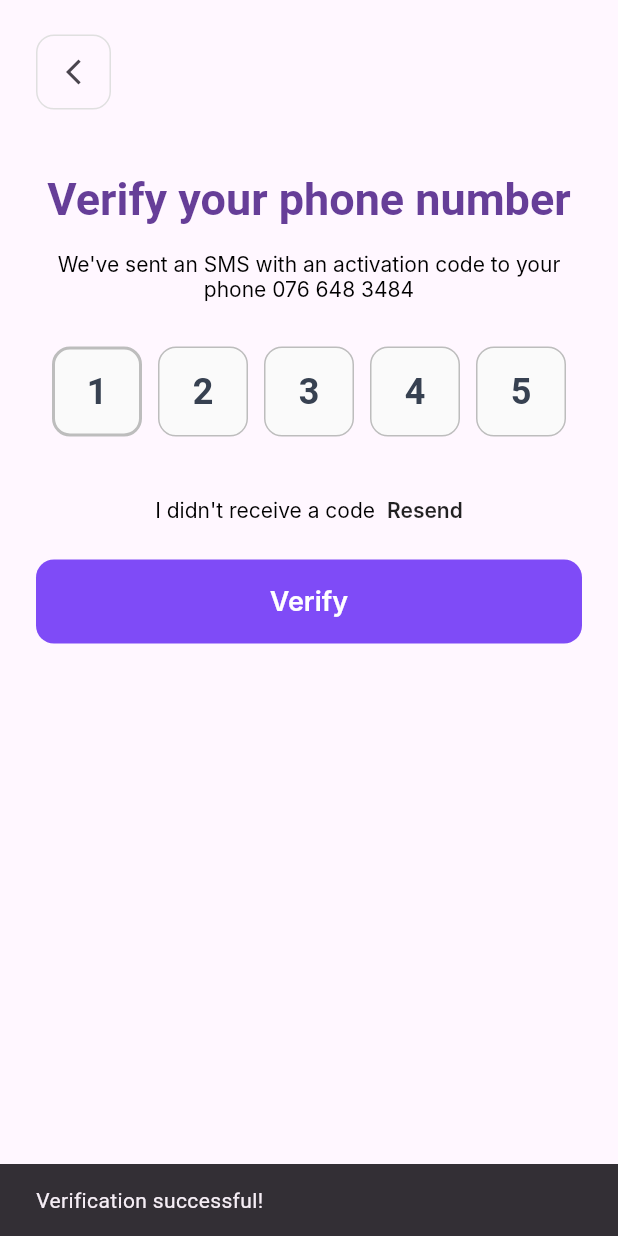
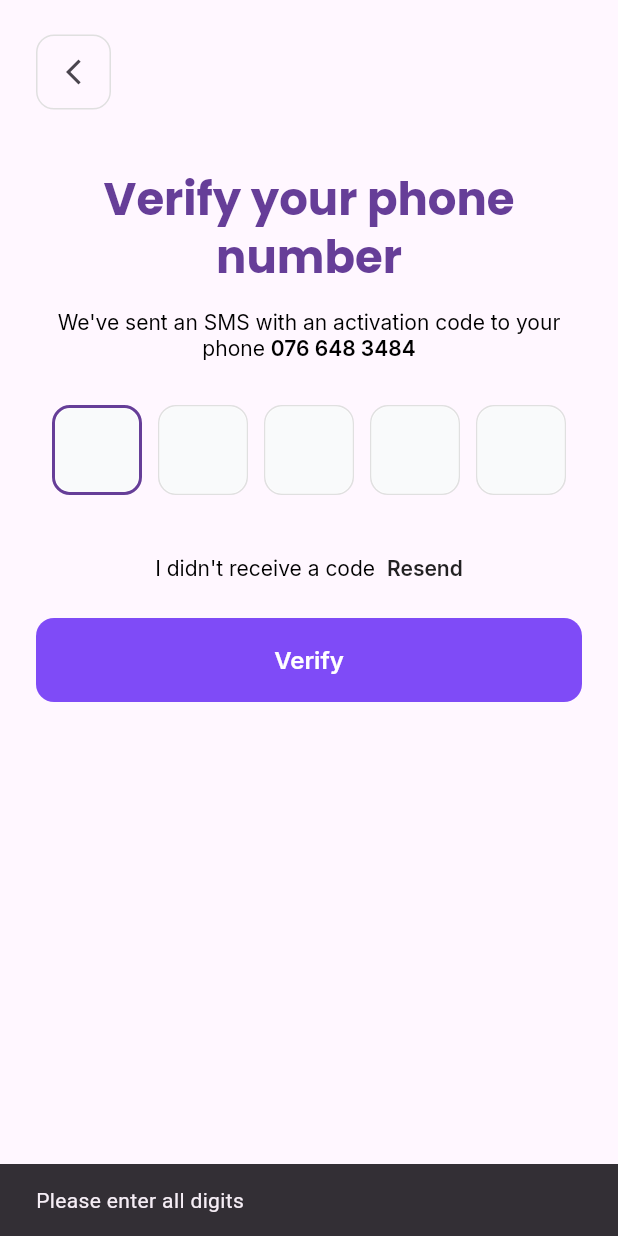
Before and after one commit to Himashirathnayake1/Korean-master, a Flutter app: the VerificationScreen screen opened by its route, after a tap on "Verify", on a phone screen of 412 x 824 dp. Run offline on Flutter 3.47's test engine with Material 3 defaults, Android fonts, the phone set to English and light mode, and no system bars; our stand-ins replace flutter_svg, google_fonts.

Commit message:
proper text style and verification page

```diff
--- a/lib/screens/verification_screen.dart
+++ b/lib/screens/verification_screen.dart
@@ -13,32 +13,28 @@ class VerificationScreen extends StatefulWidget {
 }
 
 class _VerificationScreenState extends State<VerificationScreen> {
-  final List<String> _otpDigits = ['1', '2', '3', '4', '5'];
+  final List<String> _otpDigits = ['', '', '', '', ''];
+  final List<TextEditingController> _controllers = List.generate(
+    5,
+    (index) => TextEditingController(),
+  );
   int _currentDigitIndex = 0;
 
-
-  void _onKeypadDigitPressed(String digit) {
-    if (_currentDigitIndex < _otpDigits.length) {
-      setState(() {
-        _otpDigits[_currentDigitIndex] = digit;
-        _currentDigitIndex++;
-      });
+  @override
+  void dispose() {
+    for (var controller in _controllers) {
+      controller.dispose();
     }
+    super.dispose();
   }
 
-  void _onDeletePressed() {
-    if (_currentDigitIndex > 0) {
-      setState(() {
-        _currentDigitIndex--;
-        _otpDigits[_currentDigitIndex] = '';
-      });
-    }
-  }
+  void _verifyOtp() {
+    // Collect all entered digits
+    final enteredOtp =
+        _controllers.map((controller) => controller.text).toList();
 
-
-  void _verifyOtp() {
     // Check if all digits are filled
-    if (!_otpDigits.contains('')) {
+    if (!enteredOtp.contains('')) {
       ScaffoldMessenger.of(
         context,
       ).showSnackBar(const SnackBar(content: Text('Verification successful!')));
@@ -84,7 +80,7 @@ class _VerificationScreenState extends State<VerificationScreen> {
               const SizedBox(height: 40),
 
               // Title
-              const Text(
+           Text(
                 'Verify your phone number',
                 style: AppTheme.registerLoginTitle,
                 textAlign: TextAlign.center,
@@ -96,7 +92,7 @@ class _VerificationScreenState extends State<VerificationScreen> {
               RichText(
                 textAlign: TextAlign.center,
                 text: TextSpan(
-                   style: AppTheme.inputLabel,
+                  style: AppTheme.inputLabel,
                   children: [
                     const TextSpan(
                       text:
@@ -104,9 +100,7 @@ class _VerificationScreenState extends State<VerificationScreen> {
                     ),
                     TextSpan(
                       text: widget.phoneNumber,
-                      style: AppTheme.inputLabel.copyWith(
-                        color: Colors.black,
-                      ),
+                      style: AppTheme.inputLabel.copyWith(color: Colors.black,fontWeight: FontWeight.w600,),
                     ),
                   ],
                 ),
@@ -126,9 +120,9 @@ class _VerificationScreenState extends State<VerificationScreen> {
               Row(
                 mainAxisAlignment: MainAxisAlignment.center,
                 children: [
-                  const Text(
+                 Text(
                     'I didn\'t receive a code',
-                     style: AppTheme.inputLabel,
+                    style: AppTheme.inputLabel,
                   ),
                   const SizedBox(width: 8),
                   GestureDetector(
@@ -136,7 +130,6 @@ class _VerificationScreenState extends State<VerificationScreen> {
                     child: Text(
                       'Resend',
                       style: AppTheme.inputLabel.copyWith(
-
                         fontWeight: FontWeight.w600,
                         color: Colors.black87,
                       ),
@@ -147,23 +140,13 @@ class _VerificationScreenState extends State<VerificationScreen> {
 
               const SizedBox(height: 24),
 
-
               SizedBox(
                 width: double.infinity,
                 height: 56,
-                child: CustomButton(
-                  onPressed: _verifyOtp,
-
-                  text: 'Verify',
-
-                ),
+                child: CustomButton(onPressed: _verifyOtp, text: 'Verify'),
               ),
 
               const Spacer(),
-
-              // Custom numeric keypad
-
-
               const SizedBox(height: 20),
             ],
           ),
@@ -191,64 +174,45 @@ class _VerificationScreenState extends State<VerificationScreen> {
           width: isActive ? 2 : 1,
         ),
         borderRadius: BorderRadius.circular(12),
-        color: isFilled ? Colors.grey.shade50 : Colors.white,
+        color: Colors.white,
       ),
-      child: Center(
-        child: Text(
-          _otpDigits[index],
-          style: const TextStyle(fontSize: 24, fontWeight: FontWeight.bold),
+      child: TextField(
+        textAlign: TextAlign.center,
+        keyboardType: TextInputType.number,
+        maxLength: 1,
+        showCursor: true,
+        decoration: const InputDecoration(
+          counterText: '',
+          border: InputBorder.none,
+          contentPadding: EdgeInsets.symmetric(vertical: 16),
         ),
-      ),
-    );
-  }
-
-
-  // Build a single keypad button
-  Widget _buildKeypadButton(String digit, String letters) {
-    return Expanded(
-      child: GestureDetector(
-        onTap: () => _onKeypadDigitPressed(digit),
-        child: Container(
-          height: 64,
-          decoration: BoxDecoration(
-            border: Border.all(color: Colors.grey.shade300),
-            borderRadius: BorderRadius.circular(8),
-          ),
-          child: Column(
-            mainAxisAlignment: MainAxisAlignment.center,
-            children: [
-              Text(
-                digit,
-                style: const TextStyle(
-                  fontSize: 24,
-                  fontWeight: FontWeight.bold,
-                ),
-              ),
-              if (letters.isNotEmpty)
-                Text(
-                  letters,
-                  style: TextStyle(fontSize: 12, color: Colors.grey.shade600),
-                ),
-            ],
-          ),
-        ),
-      ),
-    );
-  }
-
-  // Build the backspace button
-  Widget _buildBackspaceButton() {
-    return Expanded(
-      child: GestureDetector(
-        onTap: _onDeletePressed,
-        child: Container(
-          height: 64,
-          decoration: BoxDecoration(
-            border: Border.all(color: Colors.grey.shade300),
-            borderRadius: BorderRadius.circular(8),
-          ),
-          child: const Center(child: Icon(Icons.backspace_outlined)),
-        ),
+        style: const TextStyle(fontSize: 24, fontWeight: FontWeight.bold),
+        onChanged: (value) {
+          if (value.isNotEmpty) {
+            setState(() {
+              _otpDigits[index] = value;
+              // Move to next field if available
+              if (index < _otpDigits.length - 1) {
+                _currentDigitIndex = index + 1;
+                // Focus next field
+                FocusScope.of(context).nextFocus();
+              } else {
+                // Close keyboard on last digit
+                FocusScope.of(context).unfocus();
+              }
+            });
+          } else {
+            setState(() {
+              _otpDigits[index] = '';
+            });
+          }
+        },
+        onTap: () {
+          setState(() {
+            _currentDigitIndex = index;
+          });
+        },
+        controller: _controllers[index],
       ),
     );
   }
--- a/lib/themes/app_theme.dart
+++ b/lib/themes/app_theme.dart
@@ -1,37 +1,26 @@
 import 'package:flutter/material.dart';
+import 'package:google_fonts/google_fonts.dart';
 
 class AppTheme {
-  // Color constants - Updated to match the image exactly
-  static const Color primaryPurple = Color(
-   0xFF663E98,
-  ); // Main purple from image
-  static const Color primaryPurpleButton = Color(
-    0xFF7F4BF7,
-  ); // Main purple from image
+  static const Color primaryPurple = Color(0xFF663E98);
+  static const Color primaryPurpleButton = Color(0xFF7F4BF7);
 
-  static const Color lightPurple = Color(
-    0xFFB794F6,
-  ); // Light purple for MASTER text
+  static const Color lightPurple = Color(0xFFB794F6);
   static const Color pinkPurple = Color(0xFFE879F9);
-  static const Color darkPurple = Color(0xFF553C9A); // Darker shade
+  static const Color darkPurple = Color(0xFF553C9A);
 
-  // Background colors from image
-  static const Color splashBackground = Color(
-    0xFFF5F5F7,
-  ); // Light gray background
+  static const Color splashBackground = Color(0xFFF5F5F7);
   static const Color backgroundGray = Color(0xFFE5E7EB);
   static const Color lightGray = Color(0xFFF9FAFB);
-  static const Color mediumGray = Color(0xFF9CA3AF); // For "powered by" text
-  static const Color darkGray = Color(0xFF374151); // For "ideacipher" text
+  static const Color mediumGray = Color(0xFF9CA3AF);
+  static const Color darkGray = Color(0xFF374151);
 
-  // Standard colors
   static const Color white = Color(0xFFFFFFFF);
   static const Color black = Color(0xFF000000);
   static const Color success = Color(0xFF10B981);
   static const Color warning = Color(0xFFF59E0B);
   static const Color error = Color(0xFFEF4444);
 
-  // Semantic colors - Reusable across all screens
   static const Color surface = Color(
     0xFFF9FAFB,
   ); // Input backgrounds, card surfaces
@@ -62,48 +51,28 @@ class AppTheme {
     colors: [white, lightGray],
   );
 
-  // Text styles for splash screen matching the image
-  static TextStyle splashKoreanText(double screenWidth) => TextStyle(
-    fontSize: screenWidth * 0.12,
-    fontWeight: FontWeight.w900,
-    color: primaryPurple,
-    letterSpacing: 2,
+  static TextStyle splashPoweredByText(double screenWidth) => TextStyle(
+    fontFamily: 'Gilroy',
+    fontSize: 10.58,
+    fontWeight: FontWeight.w400,
+    fontStyle: FontStyle.normal,
+    color: mediumGray,
     height: 1.0,
-  );
-
-  static TextStyle splashMasterText(double screenWidth) => TextStyle(
-    fontSize: screenWidth * 0.12,
-    fontWeight: FontWeight.w900,
-    color: lightPurple,
-    letterSpacing: 2,
-    height: 1.0,
-  );
-
-  static TextStyle splashPoweredByText(double screenWidth) => TextStyle(
-    fontSize: 10.58, // Exact size in px as specified
-    fontFamily: 'Gilroy',
-    fontWeight: FontWeight.w400,
-    fontStyle: FontStyle.normal, // This is "Regular"
-    color: mediumGray,
-    height: 1.0, // 100% line-height
-    letterSpacing: 0, // 0% letter spacing
+    letterSpacing: 0,
   );
 
   static TextStyle splashBrandText(double screenWidth) => TextStyle(
-    fontSize: 20.36, // Exact size in px as specified
+    fontSize: 20.36,
     fontFamily: 'Gilroy',
-    fontWeight: FontWeight.w500, // Medium weight
-    fontStyle: FontStyle.normal, // This is "Medium" style
+    fontWeight: FontWeight.w500,
+    fontStyle: FontStyle.normal,
     color: darkGray,
-    height: 1.0, // 100% line-height
-    letterSpacing: 0, // 0% letter spacing
+    height: 1.0,
+    letterSpacing: 0,
   );
 
-
-
   // Register screen text styles
-  static const TextStyle registerLoginTitle = TextStyle(
-    fontFamily: 'Poppins',
+  static final TextStyle registerLoginTitle = GoogleFonts.poppins(
     fontSize: 30,
     fontWeight: FontWeight.w700,
     color: primaryPurple,
@@ -111,8 +80,8 @@ class AppTheme {
     letterSpacing: -0.01, // -1% letter spacing
   );
 
-  static const TextStyle subtitle = TextStyle( //register,premium subtitle
-    fontFamily: 'Poppins',
+  static TextStyle subtitle = GoogleFonts.poppins(
+    //register,premium subtitle
     fontSize: 14,
     fontWeight: FontWeight.w300, // 300 is "Light" weight
     fontStyle: FontStyle.normal, // Normal font style
@@ -121,8 +90,7 @@ class AppTheme {
     letterSpacing: 0, // 0% letter spacing
   );
 
-  static const TextStyle inputLabel = TextStyle(
-    fontFamily: 'Inter',
+  static TextStyle inputLabel = GoogleFonts.inter(
     fontSize: 14,
     fontWeight: FontWeight.w400, // 400 is Regular
     fontStyle: FontStyle.normal, // Regular style
@@ -132,8 +100,7 @@ class AppTheme {
   );
 
   // Register screen interactive text styles
-  static const TextStyle linkText = TextStyle(
-    fontFamily: 'Poppins',
+  static TextStyle linkText = GoogleFonts.poppins(
     fontSize: 14,
     fontWeight: FontWeight.w500, // Medium weight
     fontStyle: FontStyle.normal,
@@ -143,22 +110,24 @@ class AppTheme {
     decoration: TextDecoration.none,
   );
 
-  static const TextStyle loginLinkText = TextStyle(
-    fontSize: 16,
-    fontWeight: FontWeight.w600,
+  static TextStyle loginLinkText = GoogleFonts.inter(
+    fontSize: 14,
+    fontWeight: FontWeight.w600, // Semi Bold
+    fontStyle: FontStyle.normal,
     color: black,
+    height: 1.25, // 125% line height
+    letterSpacing: 0,
+    // vertical-align and leading-trim are not available in Flutter TextStyle
   );
 
-  static const TextStyle buttonText = TextStyle(
-    fontFamily: 'Inter',
+  static  TextStyle buttonText = GoogleFonts.inter(
     fontSize: 18,
     fontWeight: FontWeight.w600,
     color: white,
     letterSpacing: 0,
   );
 
-  static const TextStyle footerText = TextStyle(
-    fontFamily: 'Inter',
+  static TextStyle footerText = GoogleFonts.inter(
     fontSize: 16,
     fontWeight: FontWeight.w400,
     color: onSurfaceVariant,
@@ -166,24 +135,21 @@ class AppTheme {
   );
 
   // Form field text styles
-  static const TextStyle inputText = TextStyle(
-    fontFamily: 'Inter',
+  static  TextStyle inputText = GoogleFonts.inter(
     fontSize: 16,
     fontWeight: FontWeight.w400,
     color: Color(0xff000080),
     letterSpacing: 0,
   );
 
-  static const TextStyle inputHint = TextStyle(
-    fontFamily: 'Inter',
+  static TextStyle inputHint = GoogleFonts.inter(
     fontSize: 16,
     fontWeight: FontWeight.w400,
     color: onSurfaceVariant,
     letterSpacing: 0,
   );
 
-  static const TextStyle inputError = TextStyle(
-    fontFamily: 'Inter',
+  static  TextStyle inputError = GoogleFonts.inter(
     fontSize: 14,
     fontWeight: FontWeight.w400,
     color: error,
@@ -191,23 +157,21 @@ class AppTheme {
   );
 
   // Reusable text styles for any screen
-  static const TextStyle titleLargeStyle = TextStyle(
+  static TextStyle titleLargeStyle = GoogleFonts.poppins(
     fontSize: 32,
     fontWeight: FontWeight.w700,
     color: primaryPurple,
     height: 1.2,
   );
-  static const TextStyle titleMediumStyle = TextStyle(
-    fontFamily: 'Poppins',
+  static TextStyle titleMediumStyle = GoogleFonts.poppins(
     fontSize: 26,
-    fontWeight: FontWeight.w600,  // SemiBold
+    fontWeight: FontWeight.w600, // SemiBold
     color: Color(0xFF663E98),
-    height: 1.3,      // 130% line height
-    letterSpacing: -0.01,  // -1% letter spacing
+    height: 1.3, // 130% line height
+    letterSpacing: -0.01, // -1% letter spacing
   );
 
-  static const TextStyle subtitleStyle = TextStyle(
-    fontFamily: 'Poppins',
+  static TextStyle subtitleStyle = GoogleFonts.poppins(
     fontSize: 14,
     fontWeight: FontWeight.w500,
     fontStyle: FontStyle.normal,
@@ -216,43 +180,39 @@ class AppTheme {
     letterSpacing: 0,
   );
 
-  static const TextStyle cardTitleStyle = TextStyle(
+  static TextStyle cardTitleStyle = GoogleFonts.inter(
     fontSize: 18,
     fontWeight: FontWeight.w600,
     color: white,
   );
 
-  static const TextStyle priceStyle = TextStyle(
-    fontFamily: 'Poppins',
+  static TextStyle priceStyle = GoogleFonts.poppins(
     fontSize: 18,
-    fontWeight: FontWeight.w600,  // SemiBold
+    fontWeight: FontWeight.w600, // SemiBold
     color: onSurface,
-    height: 1.25,     // 125% line height
+    height: 1.25, // 125% line height
     letterSpacing: 0, // 0% letter spacing
   );
 
-  static const TextStyle durationStyle = TextStyle(
-    fontFamily: 'Poppins',
+  static TextStyle durationStyle = GoogleFonts.poppins(
     fontSize: 16,
-    fontWeight: FontWeight.w500,  // Medium
+    fontWeight: FontWeight.w500, // Medium
     fontStyle: FontStyle.normal,
     color: onSurface,
-    height: 1.25,     // 125% line height
+    height: 1.25, // 125% line height
     letterSpacing: 0, // 0% letter spacing
   );
 
-  static const TextStyle captionStyle = TextStyle(
-    fontFamily: 'Poppins',
+  static TextStyle captionStyle = GoogleFonts.poppins(
     fontSize: 16,
-    fontWeight: FontWeight.w500,  // Medium
+    fontWeight: FontWeight.w500, // Medium
     fontStyle: FontStyle.normal,
     color: Color(0xFF8696BB),
-    height: 1.25,     // 125% line height
+    height: 1.25, // 125% line height
     letterSpacing: 0, // 0% letter spacing
   );
 
-  static const TextStyle bodyTextStyle = TextStyle(
-    fontFamily: 'Poppins',
+  static TextStyle bodyTextStyle = GoogleFonts.poppins(
     fontSize: 14,
     fontWeight: FontWeight.w500, // Medium weight
     fontStyle: FontStyle.normal,
@@ -261,34 +221,19 @@ class AppTheme {
     letterSpacing: 0,
   );
 
-  static const TextStyle statusTextStyle = TextStyle(
-    fontSize: 14,
-    fontWeight: FontWeight.w500,
-    color: onSurfaceVariant,
-  );
 
-  static const TextStyle buttonTextStyle = TextStyle(
-    fontSize: 18,
-    fontWeight: FontWeight.w600,
-    color: white,
-  );
+static TextStyle buttonTextStyle = GoogleFonts.inter(
+  fontSize: 16,
+  fontWeight: FontWeight.w600, // Semi Bold
+  fontStyle: FontStyle.normal,
+  color: white,
+  height: 1.25, // 125% line height
+  letterSpacing: 0,
+  // textAlign and verticalAlign are set in the widget, not TextStyle
+);
 
-  static const TextStyle smallTextStyle = TextStyle(
-    fontSize: 14,
-    fontWeight: FontWeight.w400,
-    color: onSurfaceVariant,
-  );
 
-  // Original text styles for other screens
-  static const TextStyle headlineLarge = TextStyle(
-    fontSize: 42,
-    fontWeight: FontWeight.bold,
-    letterSpacing: 3,
-    color: white,
-    shadows: [
-      Shadow(color: Colors.black26, offset: Offset(2, 2), blurRadius: 4),
-    ],
-  );
+
 
   static const TextStyle headlineMedium = TextStyle(
     fontSize: 28,
@@ -358,7 +303,7 @@ class AppTheme {
     elevation: 4,
     padding: const EdgeInsets.symmetric(horizontal: 24, vertical: 12),
     shape: RoundedRectangleBorder(borderRadius: BorderRadius.circular(12)),
-    textStyle: const TextStyle(fontSize: 16, fontWeight: FontWeight.w600),
+      textStyle: buttonText,
   );
 
   static final ButtonStyle registerButtonStyle = ElevatedButton.styleFrom(
@@ -370,24 +315,13 @@ class AppTheme {
     textStyle: buttonText,
   );
 
-  static final ButtonStyle secondaryButtonStyle = ElevatedButton.styleFrom(
-    backgroundColor: white,
-    foregroundColor: primaryPurpleButton,
-    elevation: 2,
-    padding: const EdgeInsets.symmetric(horizontal: 24, vertical: 12),
-    shape: RoundedRectangleBorder(
-      borderRadius: BorderRadius.circular(12),
-      side: const BorderSide(color: primaryPurpleButton, width: 1),
-    ),
-    textStyle: const TextStyle(fontSize: 16, fontWeight: FontWeight.w600),
-  );
 
   static final ButtonStyle outlinedButtonStyle = OutlinedButton.styleFrom(
     foregroundColor: primaryPurpleButton,
     side: const BorderSide(color: primaryPurpleButton, width: 2),
     padding: const EdgeInsets.symmetric(horizontal: 24, vertical: 12),
     shape: RoundedRectangleBorder(borderRadius: BorderRadius.circular(12)),
-    textStyle: const TextStyle(fontSize: 16, fontWeight: FontWeight.w600),
+    textStyle: buttonText,
   );
 
   // Card styles
@@ -533,7 +467,6 @@ class AppTheme {
       inputDecorationTheme: inputDecorationTheme,
       fontFamily: 'Roboto',
       textTheme: const TextTheme(
-        headlineLarge: headlineLarge,
         headlineMedium: headlineMedium,
         headlineSmall: headlineSmall,
         titleLarge: titleLarge,
--- a/pubspec.yaml
+++ b/pubspec.yaml
@@ -35,6 +35,7 @@ dependencies:
   # Use with the CupertinoIcons class for iOS style icons.
   cupertino_icons: ^1.0.8
   flutter_svg: ^2.0.10+1
+  google_fonts: ^6.3.2
 
 dev_dependencies:
   flutter_test:
```
Also changed, not shown: lib/screens/premium_screen.dart (+23 -35 lines), lib/screens/register_screen.dart (+8 -7 lines), lib/widgets/premium/plan_card.dart (+5 -8 lines), assets/icons/blue_correct.svg (added), assets/icons/check.svg (added), assets/icons/remove.svg (added), assets/icons/right_arrow.svg (added), assets/images/check.svg (added), assets/images/remove.svg (added), pubspec.lock, 1 other file.
